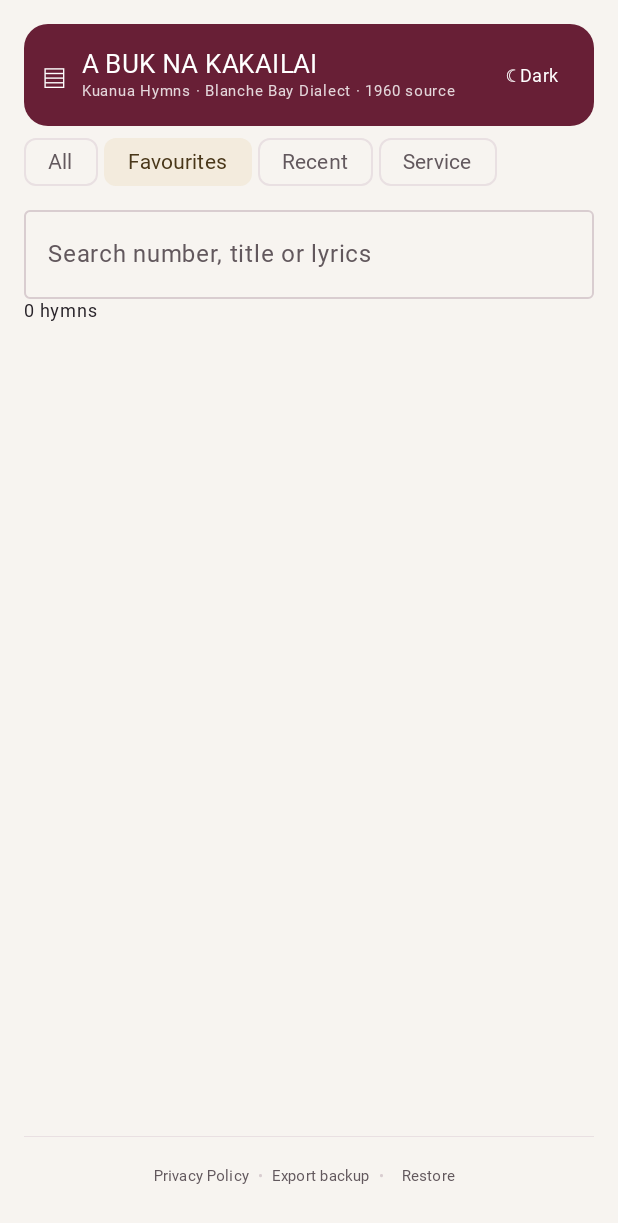
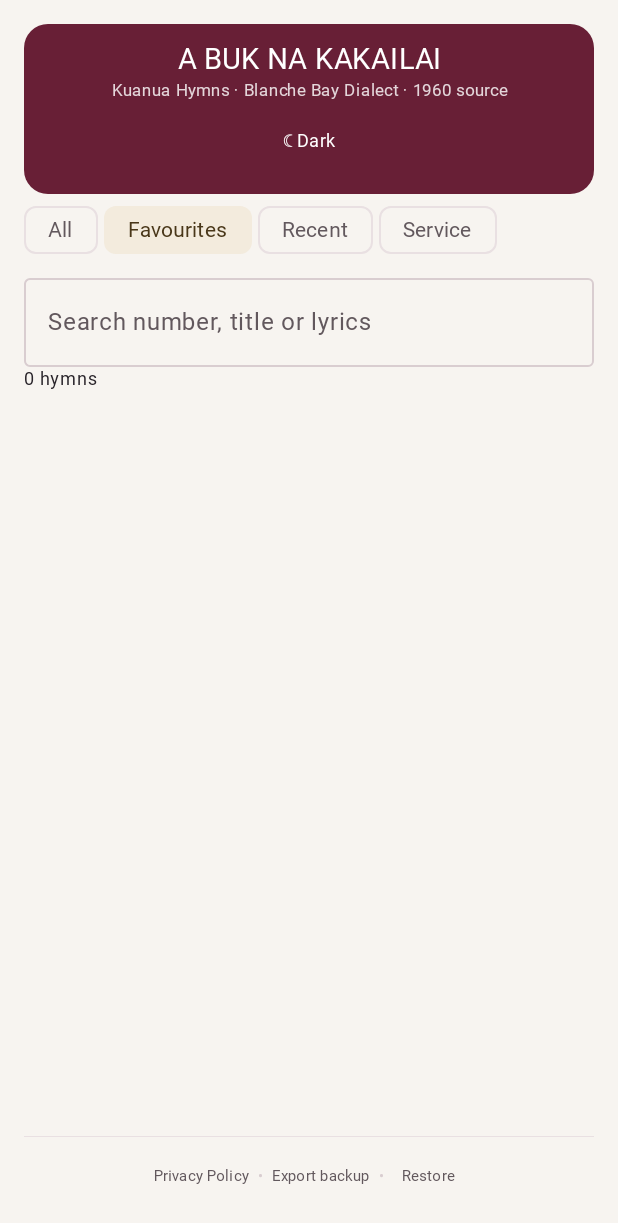
Before and after one commit to nptovaira-debug/a-buk-na-kakailai, an Android app built with Jetpack Compose: the screen it shows after launch (MainActivity), after a tap on "Favourites", on a phone screen of 412 x 824 dp. Shown: the top 1223 px of the screen. Run offline under Robolectric (Android 15) with nearby library versions, the phone set to English and light mode, and no system bars; our stand-ins replace AdMob; Roboto replaces fonts that are not available here; 3 statements that could not run were skipped.

Commit message:
Polish hymn reader navigation and presentation

```diff
--- a/app/src/main/java/org/kuanua/hymns/MainActivity.kt
+++ b/app/src/main/java/org/kuanua/hymns/MainActivity.kt
@@ -25,6 +25,14 @@ import com.google.android.gms.ads.nativead.NativeAdView
 import com.google.android.ump.ConsentInformation
 import com.google.android.ump.ConsentRequestParameters
 import com.google.android.ump.UserMessagingPlatform
+import androidx.activity.compose.BackHandler
+import androidx.compose.animation.AnimatedVisibility
+import androidx.compose.animation.slideInVertically
+import androidx.compose.animation.slideOutVertically
+import androidx.compose.ui.geometry.Offset
+import androidx.compose.ui.input.nestedscroll.NestedScrollConnection
+import androidx.compose.ui.input.nestedscroll.NestedScrollSource
+import androidx.compose.ui.input.nestedscroll.nestedScroll
 import androidx.activity.ComponentActivity
 import androidx.activity.compose.setContent
 import androidx.compose.foundation.Image
@@ -220,7 +228,10 @@ class MainActivity:ComponentActivity(){
  var tab by remember{mutableStateOf("All")};var favs by remember{mutableStateOf(prefs.getStringSet("favs",emptySet())?.toSet()?:emptySet())}
  var recent by remember{mutableStateOf(prefs.getString("recent","").orEmpty().split(",").filter{it.isNotBlank()})}
  var playlist by remember{mutableStateOf(prefs.getString("service_playlist","").orEmpty().split(",").filter{it.isNotBlank()})}
- var scale by remember{mutableIntStateOf(prefs.getInt("scale",18))};var presenting by remember{mutableStateOf(false)};var presentationIndex by remember{mutableIntStateOf(0)};var darkMode by remember{mutableStateOf(prefs.getBoolean("dark_mode",false))}
+ var scale by remember{mutableIntStateOf(prefs.getInt("scale",18))};var presenting by remember{mutableStateOf(false)};var presentingHymn by remember{mutableStateOf<Hymn?>(null)};var presentationIndex by remember{mutableIntStateOf(0)};var darkMode by remember{mutableStateOf(prefs.getBoolean("dark_mode",false))}
+ var headerVisible by remember { mutableStateOf(true) }
+ val headerScrollConnection = remember { object : NestedScrollConnection { override fun onPreScroll(available: Offset, source: NestedScrollSource): Offset { if (available.y < -1f) headerVisible = false else if (available.y > 1f) headerVisible = true; return Offset.Zero } } }
+ BackHandler(enabled = opened != null || presenting || presentingHymn != null) { when { presenting -> presenting = false; presentingHymn != null -> presentingHymn = null; opened != null -> opened = null } }
  fun favourite(n:Int){val next=favs.toMutableSet();if(!next.add(n.toString()))next.remove(n.toString());favs=next;prefs.edit().putStringSet("favs",next).apply()}
  fun open(h:Hymn){opened=h;recent=(listOf(h.number.toString())+recent.filter{it!=h.number.toString()}).take(30);prefs.edit().putString("recent",recent.joinToString(",")).apply()}
  fun addToService(n:Int){if(!playlist.contains(n.toString())){playlist=playlist+n.toString();prefs.edit().putString("service_playlist",playlist.joinToString(",")).apply()}}
@@ -268,67 +279,45 @@ class MainActivity:ComponentActivity(){
   surfaceVariant=Color(0xFF29272B),onSurfaceVariant=Color(0xFFD0C6C7),
   outline=Color(0xFF82767B),outlineVariant=Color(0xFF494247)
  )
- MaterialTheme(colorScheme=if(darkMode) darkPalette else lightPalette, typography=modernTypography){Surface(Modifier.fillMaxSize(),color=MaterialTheme.colorScheme.background){Box(Modifier.fillMaxSize().safeDrawingPadding()){Column(Modifier.fillMaxSize().padding(16.dp)){
-  Card(Modifier.fillMaxWidth(),colors=CardDefaults.cardColors(containerColor=MaterialTheme.colorScheme.primary),shape=MaterialTheme.shapes.large){
-   Row(
-    Modifier.fillMaxWidth().padding(horizontal=12.dp,vertical=10.dp),
-    horizontalArrangement=Arrangement.SpaceBetween,
-    verticalAlignment=androidx.compose.ui.Alignment.CenterVertically
-   ){
-    Row(Modifier.weight(1f),horizontalArrangement=Arrangement.spacedBy(9.dp),verticalAlignment=androidx.compose.ui.Alignment.CenterVertically){
-     Text("▤",fontSize=22.sp,color=MaterialTheme.colorScheme.onPrimary)
-     Column(Modifier.weight(1f),verticalArrangement=Arrangement.spacedBy(1.dp)){
-      Text("A BUK NA KAKAILAI",fontSize=17.sp,lineHeight=20.sp,fontWeight=FontWeight.Bold,color=MaterialTheme.colorScheme.onPrimary)
-      Text("Kuanua Hymns · Blanche Bay Dialect · 1960 source",fontSize=10.sp,lineHeight=13.sp,color=MaterialTheme.colorScheme.onPrimary.copy(alpha=.82f))
-     }
-    }
-    Column(horizontalAlignment=androidx.compose.ui.Alignment.End,verticalArrangement=Arrangement.Center) {
-     TextButton(
-      onClick={darkMode=!darkMode;prefs.edit().putBoolean("dark_mode",darkMode).apply()},
-      contentPadding=PaddingValues(horizontal=6.dp,vertical=0.dp)
-     ){Text(if(darkMode)"☀ Light" else "☾ Dark",fontSize=12.sp,color=MaterialTheme.colorScheme.onPrimary)}
-     if(privacyOptionsRequired) TextButton(onClick=onPrivacyOptionsClick,contentPadding=PaddingValues(horizontal=4.dp,vertical=0.dp)){Text("Privacy choices",color=MaterialTheme.colorScheme.onPrimary,style=MaterialTheme.typography.labelSmall)}
+ MaterialTheme(colorScheme=if(darkMode) darkPalette else lightPalette, typography=modernTypography){Surface(Modifier.fillMaxSize(),color=MaterialTheme.colorScheme.background){Box(Modifier.fillMaxSize().safeDrawingPadding().nestedScroll(headerScrollConnection)){Column(Modifier.fillMaxSize().padding(if(presenting || presentingHymn != null) 0.dp else 16.dp)){
+  if (!presenting && presentingHymn == null) AnimatedVisibility(visible=headerVisible,enter=slideInVertically { -it },exit=slideOutVertically { -it }) {
+   Card(Modifier.fillMaxWidth(),colors=CardDefaults.cardColors(containerColor=MaterialTheme.colorScheme.primary),shape=MaterialTheme.shapes.large){
+    Column(Modifier.fillMaxWidth().padding(horizontal=14.dp,vertical=12.dp),horizontalAlignment=androidx.compose.ui.Alignment.CenterHorizontally,verticalArrangement=Arrangement.spacedBy(2.dp)){
+     Text("A BUK NA KAKAILAI",fontSize=19.sp,lineHeight=23.sp,fontWeight=FontWeight.Bold,color=MaterialTheme.colorScheme.onPrimary,textAlign=androidx.compose.ui.text.style.TextAlign.Center)
+     Text("Kuanua Hymns · Blanche Bay Dialect · 1960 source",fontSize=11.sp,lineHeight=14.sp,color=MaterialTheme.colorScheme.onPrimary.copy(alpha=.82f),textAlign=androidx.compose.ui.text.style.TextAlign.Center)
+     Row(horizontalArrangement=Arrangement.Center,verticalAlignment=androidx.compose.ui.Alignment.CenterVertically){ TextButton(onClick={darkMode=!darkMode;prefs.edit().putBoolean("dark_mode",darkMode).apply()},contentPadding=PaddingValues(horizontal=6.dp,vertical=0.dp)){Text(if(darkMode)"☀ Light" else "☾ Dark",fontSize=12.sp,color=MaterialTheme.colorScheme.onPrimary)}; if(privacyOptionsRequired) TextButton(onClick=onPrivacyOptionsClick,contentPadding=PaddingValues(horizontal=4.dp,vertical=0.dp)){Text("Privacy choices",color=MaterialTheme.colorScheme.onPrimary,style=MaterialTheme.typography.labelSmall)} }
     }
    }
   }
-  if(presenting){
+  if(presenting || presentingHymn != null){
+   val presentationHymns=if(presentingHymn != null) listOf(presentingHymn!!) else playlist.mapNotNull{id->hymns.find{it.number.toString()==id}}
    val presentationHymns=playlist.mapNotNull{id->hymns.find{it.number.toString()==id}}
-   TextButton(onClick={presenting=false}){Text("← Exit presentation")}
+   TextButton(onClick={presenting=false;presentingHymn=null}){Text("✕ Exit full screen")}
    if(presentationHymns.isEmpty()){Text("Add hymns to your Service list before starting presentation.")}else{
     val current=presentationHymns[presentationIndex.coerceIn(0,presentationHymns.lastIndex)]
-    Text("WORSHIP SERVICE · ${presentationIndex+1} OF ${presentationHymns.size}",style=MaterialTheme.typography.labelMedium)
-    Column(Modifier.weight(1f).fillMaxWidth().verticalScroll(rememberScrollState()),verticalArrangement=Arrangement.Center){
+    Text(if(presentingHymn != null) "HYMN PRESENTATION" else "WORSHIP SERVICE · ${presentationIndex+1} OF ${presentationHymns.size}",style=MaterialTheme.typography.labelMedium,modifier=Modifier.padding(horizontal=20.dp,vertical=8.dp))
+    Column(Modifier.weight(1f).fillMaxWidth().verticalScroll(rememberScrollState()).padding(horizontal=24.dp,vertical=12.dp),verticalArrangement=Arrangement.Center){
      Text(current.number.toString()+". "+displayHymnTitle(current),style=MaterialTheme.typography.headlineMedium,fontWeight=FontWeight.Bold)
      if(current.verses.isEmpty())Text("Lyrics are not available in the supplied source scan.",fontSize=scale.sp,modifier=Modifier.padding(top=20.dp))
      current.verses.forEach{v->Text("Verse "+v.number,fontWeight=FontWeight.Bold,modifier=Modifier.padding(top=18.dp));Text(v.text,fontSize=(scale+6).coerceAtMost(36).sp,modifier=Modifier.padding(vertical=10.dp))}
     }
-    Row(Modifier.fillMaxWidth(),horizontalArrangement=Arrangement.SpaceBetween){
-     OutlinedButton(onClick={presentationIndex=(presentationIndex-1).coerceAtLeast(0)},enabled=presentationIndex>0){Text("Previous")}
-     Button(onClick={presentationIndex=(presentationIndex+1).coerceAtMost(presentationHymns.lastIndex)},enabled=presentationIndex<presentationHymns.lastIndex){Text("Next hymn")}
+    Row(Modifier.fillMaxWidth().padding(horizontal=20.dp,vertical=12.dp),horizontalArrangement=Arrangement.SpaceBetween,verticalAlignment=androidx.compose.ui.Alignment.CenterVertically){
+     if(presentingHymn == null) OutlinedButton(onClick={presentationIndex=(presentationIndex-1).coerceAtLeast(0)},enabled=presentationIndex>0){Text("Previous")}
+     Row(horizontalArrangement=Arrangement.spacedBy(4.dp),verticalAlignment=androidx.compose.ui.Alignment.CenterVertically){TextButton(onClick={scale=(scale-2).coerceAtLeast(14);prefs.edit().putInt("scale",scale).apply()}){Text("A−")};Text("${scale+6} sp",style=MaterialTheme.typography.labelMedium);TextButton(onClick={scale=(scale+2).coerceAtMost(30);prefs.edit().putInt("scale",scale).apply()}){Text("A+")}}
+     if(presentingHymn == null) Button(onClick={presentationIndex=(presentationIndex+1).coerceAtMost(presentationHymns.lastIndex)},enabled=presentationIndex<presentationHymns.lastIndex){Text("Next hymn")}
     }
    }
   }else if(opened!=null){
    val h=opened!!
-   TextButton(onClick={opened=null}){Text("← Back")}
    Text(h.number.toString()+". "+displayHymnTitle(h),style=MaterialTheme.typography.titleLarge,fontWeight=FontWeight.Bold)
    if(h.source.isNotBlank())Text(h.source,style=MaterialTheme.typography.labelSmall)
-   Row(Modifier.fillMaxWidth().horizontalScroll(rememberScrollState()),horizontalArrangement=Arrangement.spacedBy(6.dp)){
-    OutlinedButton(onClick={favourite(h.number)}){Text(if(favs.contains(h.number.toString()))"★ Saved" else "☆ Favourite")}
-    OutlinedButton(onClick={addToService(h.number)}){Text(if(playlist.contains(h.number.toString()))"✓ In service" else "+ Service")}
-    TextButton(onClick={
-     val hymnText = h.number.toString()+". "+displayHymnTitle(h)+"\n\n"+h.verses.joinToString("\n\n"){v->"Verse "+v.number+"\n"+v.text}
-     val clipboard = context.getSystemService(android.content.Context.CLIPBOARD_SERVICE) as ClipboardManager
-     clipboard.setPrimaryClip(ClipData.newPlainText("Hymn "+h.number,hymnText))
-     Toast.makeText(context,"Hymn copied",Toast.LENGTH_SHORT).show()
-    }){Text("Copy")}
-    TextButton(onClick={
-     val hymnText = h.number.toString()+". "+displayHymnTitle(h)+"\n\n"+h.verses.joinToString("\n\n"){v->"Verse "+v.number+"\n"+v.text}
-     val send = Intent(Intent.ACTION_SEND).apply{type="text/plain";putExtra(Intent.EXTRA_SUBJECT,"Hymn "+h.number+" – "+displayHymnTitle(h));putExtra(Intent.EXTRA_TEXT,hymnText)}
-     context.startActivity(Intent.createChooser(send,"Share hymn"))
-    }){Text("Share")}
-    TextButton(onClick={scale=(scale-2).coerceAtLeast(14);prefs.edit().putInt("scale",scale).apply()}){Text("A−")}
-    TextButton(onClick={scale=(scale+2).coerceAtMost(30);prefs.edit().putInt("scale",scale).apply()}){Text("A+")}
+   Row(Modifier.fillMaxWidth(),horizontalArrangement=Arrangement.spacedBy(5.dp),verticalAlignment=androidx.compose.ui.Alignment.CenterVertically){
+    OutlinedButton(onClick={favourite(h.number)},modifier=Modifier.weight(1f),contentPadding=PaddingValues(horizontal=5.dp,vertical=8.dp)){Text(if(favs.contains(h.number.toString()))"★ Saved" else "☆ Favourite",maxLines=1)}
+    OutlinedButton(onClick={addToService(h.number)},modifier=Modifier.weight(1f),contentPadding=PaddingValues(horizontal=5.dp,vertical=8.dp)){Text(if(playlist.contains(h.number.toString()))"✓ Service" else "+ Service",maxLines=1)}
+    TextButton(onClick={val hymnText=h.number.toString()+". "+displayHymnTitle(h)+"\\n\\n"+h.verses.joinToString("\\n\\n"){v->"Verse "+v.number+"\\n"+v.text};val clipboard=context.getSystemService(android.content.Context.CLIPBOARD_SERVICE) as ClipboardManager;clipboard.setPrimaryClip(ClipData.newPlainText("Hymn "+h.number,hymnText));Toast.makeText(context,"Hymn copied",Toast.LENGTH_SHORT).show()},modifier=Modifier.weight(.7f),contentPadding=PaddingValues(horizontal=2.dp,vertical=8.dp)){Text("Copy")}
+    OutlinedButton(onClick={presentationIndex=0;presentingHymn=h},modifier=Modifier.weight(1f),contentPadding=PaddingValues(horizontal=5.dp,vertical=8.dp)){Text("▶ Present",maxLines=1)}
    }
+   Row(Modifier.fillMaxWidth().padding(vertical=4.dp),horizontalArrangement=Arrangement.Center,verticalAlignment=androidx.compose.ui.Alignment.CenterVertically){Text("Text size",style=MaterialTheme.typography.labelMedium);TextButton(onClick={scale=(scale-2).coerceAtLeast(14);prefs.edit().putInt("scale",scale).apply()}){Text("A−")};Text("${scale} sp",style=MaterialTheme.typography.labelMedium);TextButton(onClick={scale=(scale+2).coerceAtMost(30);prefs.edit().putInt("scale",scale).apply()}){Text("A+")}}
    Column(Modifier.weight(1f).verticalScroll(rememberScrollState())){
     if(h.verses.isEmpty())Text("This hymn is not reproduced in the supplied source scan. No lyrics have been added.")
     h.verses.forEach{v->Text("Verse "+v.number,fontWeight=FontWeight.Bold,modifier=Modifier.padding(top=10.dp));Text(v.text,fontSize=scale.sp,modifier=Modifier.padding(vertical=8.dp))}
@@ -396,6 +385,8 @@ class MainActivity:ComponentActivity(){
    if(tab=="Service"&&playlist.isEmpty())Text("Your service list is empty. Browse hymns and tap + Service to add them.")
    if(tab!="Service") AdMobBanner(adsAllowed)
   }
+  if (!presenting && presentingHymn == null) {
+  Spacer(Modifier.height(4.dp))
   HorizontalDivider(color=MaterialTheme.colorScheme.outlineVariant, thickness=0.7.dp)
   Row(
    Modifier.fillMaxWidth().padding(top=2.dp),
@@ -419,6 +410,7 @@ class MainActivity:ComponentActivity(){
   }
   backupMessage?.let { message ->
    Text(message,style=MaterialTheme.typography.bodySmall,color=MaterialTheme.colorScheme.onSurfaceVariant,modifier=Modifier.padding(horizontal=4.dp))
+  }
   }
  }
  if(showWelcome) WelcomeScreen()
```
